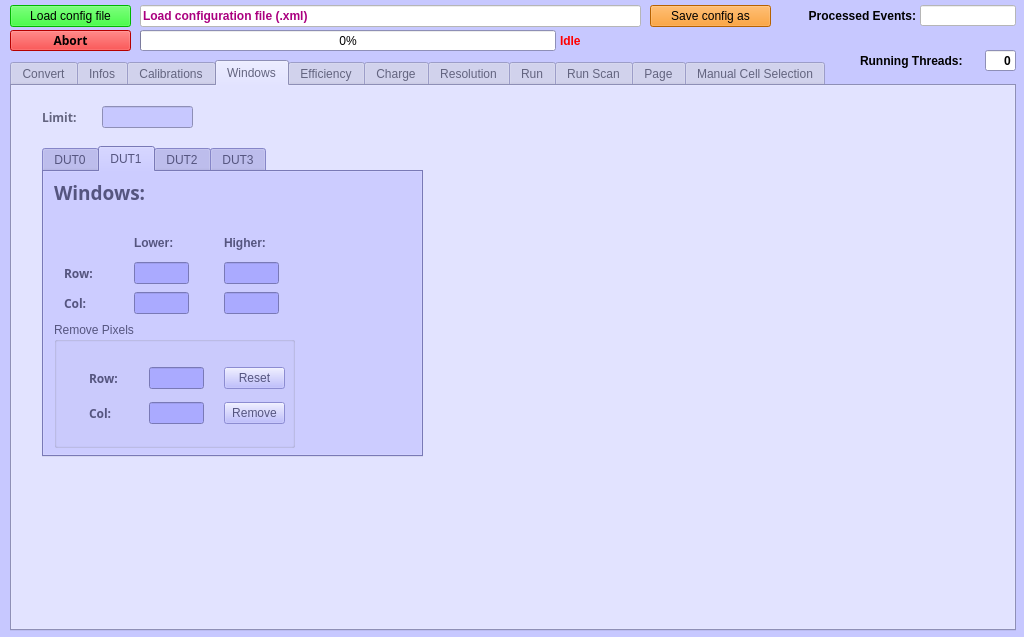
Old version of the form analyzerdlg.ui in the repository afrankenthal/Chewie.
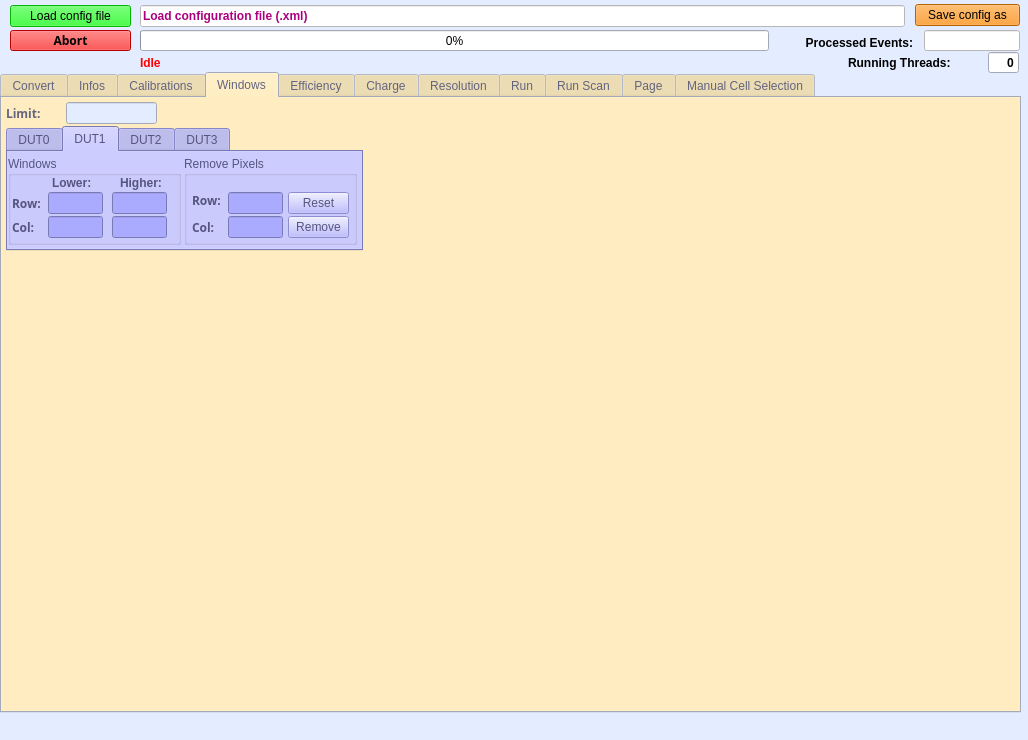
New version of the form. The open tabs and pages were chosen to show the change. Custom widgets are drawn as their Qt base class.

What changed in the file:
```diff
--- a/analyzerdlg.ui
+++ b/analyzerdlg.ui
@@ -9,8 +9,8 @@
    <rect>
     <x>0</x>
     <y>0</y>
-    <width>1024</width>
-    <height>637</height>
+    <width>1028</width>
+    <height>740</height>
    </rect>
   </property>
   <property name="sizeIncrement">
@@ -40,9 +40,9 @@
      <colorrole role="Button">
       <brush brushstyle="SolidPattern">
        <color alpha="255">
-        <red>199</red>
-        <green>200</green>
-        <blue>255</blue>
+        <red>255</red>
+        <green>227</green>
+        <blue>155</blue>
        </color>
       </brush>
      </colorrole>
@@ -121,8 +121,8 @@
      <colorrole role="Window">
       <brush brushstyle="SolidPattern">
        <color alpha="255">
-        <red>199</red>
-        <green>200</green>
+        <red>228</red>
+        <green>236</green>
         <blue>255</blue>
        </color>
       </brush>
@@ -177,9 +177,9 @@
      <colorrole role="Button">
       <brush brushstyle="SolidPattern">
        <color alpha="255">
-        <red>199</red>
-        <green>200</green>
-        <blue>255</blue>
+        <red>255</red>
+        <green>227</green>
+        <blue>155</blue>
        </color>
       </brush>
      </colorrole>
@@ -258,8 +258,8 @@
      <colorrole role="Window">
       <brush brushstyle="SolidPattern">
        <color alpha="255">
-        <red>199</red>
-        <green>200</green>
+        <red>228</red>
+        <green>236</green>
         <blue>255</blue>
        </color>
       </brush>
@@ -314,9 +314,9 @@
      <colorrole role="Button">
       <brush brushstyle="SolidPattern">
        <color alpha="255">
-        <red>199</red>
-        <green>200</green>
-        <blue>255</blue>
+        <red>255</red>
+        <green>227</green>
+        <blue>155</blue>
        </color>
       </brush>
      </colorrole>
@@ -386,8 +386,8 @@
      <colorrole role="Base">
       <brush brushstyle="SolidPattern">
        <color alpha="255">
-        <red>199</red>
-        <green>200</green>
+        <red>228</red>
+        <green>236</green>
         <blue>255</blue>
        </color>
       </brush>
@@ -395,8 +395,8 @@
      <colorrole role="Window">
       <brush brushstyle="SolidPattern">
        <color alpha="255">
-        <red>199</red>
-        <green>200</green>
+        <red>228</red>
+        <green>236</green>
         <blue>255</blue>
        </color>
       </brush>
@@ -452,12 +452,49 @@
    </property>
    <property name="geometry">
     <rect>
-     <x>10</x>
-     <y>60</y>
-     <width>1006</width>
-     <height>571</height>
+     <x>0</x>
+     <y>72</y>
+     <width>1021</width>
+     <height>641</height>
     </rect>
    </property>
+   <property name="palette">
+    <palette>
+     <active>
+      <colorrole role="Text">
+       <brush brushstyle="SolidPattern">
+        <color alpha="255">
+         <red>170</red>
+         <green>85</green>
+         <blue>0</blue>
+        </color>
+       </brush>
+      </colorrole>
+     </active>
+     <inactive>
+      <colorrole role="Text">
+       <brush brushstyle="SolidPattern">
+        <color alpha="255">
+         <red>170</red>
+         <green>85</green>
+         <blue>0</blue>
+        </color>
+       </brush>
+      </colorrole>
+     </inactive>
+     <disabled>
+      <colorrole role="Text">
+       <brush brushstyle="SolidPattern">
+        <color alpha="255">
+         <red>99</red>
+         <green>100</green>
+         <blue>127</blue>
+        </color>
+       </brush>
+      </colorrole>
+     </disabled>
+    </palette>
+   </property>
    <property name="currentIndex">
     <number>6</number>
    </property>
@@ -4794,8 +4831,8 @@
     <widget class="QLabel" name="limitWindowLB">
      <property name="geometry">
       <rect>
-       <x>30</x>
-       <y>20</y>
+       <x>4</x>
+       <y>4</y>
        <width>53</width>
        <height>22</height>
       </rect>
@@ -4803,6 +4840,7 @@
      <property name="font">
       <font>
        <family>Sans Serif</family>
+       <pointsize>9</pointsize>
        <weight>75</weight>
        <bold>true</bold>
       </font>
@@ -4814,20 +4852,25 @@
     <widget class="customLineEdit" name="maxWindowEventsLE">
      <property name="geometry">
       <rect>
-       <x>90</x>
-       <y>20</y>
+       <x>64</x>
+       <y>4</y>
        <width>91</width>
        <height>22</height>
       </rect>
      </property>
+     <property name="font">
+      <font>
+       <pointsize>9</pointsize>
+      </font>
+     </property>
     </widget>
     <widget class="QTabWidget" name="dutsPreAnalysisTW">
      <property name="geometry">
       <rect>
-       <x>30</x>
-       <y>60</y>
-       <width>381</width>
-       <height>311</height>
+       <x>4</x>
+       <y>28</y>
+       <width>357</width>
+       <height>125</height>
       </rect>
      </property>
      <property name="palette">
@@ -5245,6 +5288,11 @@
        </disabled>
       </palette>
      </property>
+     <property name="font">
+      <font>
+       <pointsize>9</pointsize>
+      </font>
+     </property>
      <property name="cursor">
       <cursorShape>ArrowCursor</cursorShape>
      </property>
@@ -5498,162 +5546,23 @@
       <attribute name="title">
        <string>DUT1</string>
       </attribute>
-      <widget class="QLabel" name="windowsDut1LB">
+      <widget class="QGroupBox" name="removePixelDUT0GB_2">
        <property name="geometry">
         <rect>
-         <x>10</x>
-         <y>10</y>
-         <width>111</width>
-         <height>21</height>
-        </rect>
-       </property>
-       <property name="font">
-        <font>
-         <family>Sans Serif</family>
-         <pointsize>14</pointsize>
-         <weight>75</weight>
-         <bold>true</bold>
-        </font>
-       </property>
-       <property name="text">
-        <string>Windows:</string>
-       </property>
-      </widget>
-      <widget class="QLabel" name="row1LB">
-       <property name="geometry">
-        <rect>
-         <x>20</x>
-         <y>90</y>
-         <width>36</width>
-         <height>22</height>
-        </rect>
-       </property>
-       <property name="font">
-        <font>
-         <family>Sans Serif</family>
-         <weight>75</weight>
-         <bold>true</bold>
-        </font>
-       </property>
-       <property name="text">
-        <string>Row:</string>
-       </property>
-      </widget>
-      <widget class="QLabel" name="col1LB">
-       <property name="geometry">
-        <rect>
-         <x>20</x>
-         <y>120</y>
-         <width>36</width>
-         <height>22</height>
-        </rect>
-       </property>
-       <property name="font">
-        <font>
-         <family>Sans Serif</family>
-         <weight>75</weight>
-         <bold>true</bold>
-        </font>
-       </property>
-       <property name="text">
-        <string>Col:</string>
-       </property>
-      </widget>
-      <widget class="customLineEdit" name="lowerRowDUT1LE">
-       <property name="geometry">
-        <rect>
-         <x>90</x>
-         <y>90</y>
-         <width>55</width>
-         <height>22</height>
-        </rect>
-       </property>
-      </widget>
-      <widget class="customLineEdit" name="higherRowDUT1LE">
-       <property name="geometry">
-        <rect>
-         <x>180</x>
-         <y>90</y>
-         <width>55</width>
-         <height>22</height>
-        </rect>
-       </property>
-      </widget>
-      <widget class="customLineEdit" name="lowerColDUT1LE">
-       <property name="geometry">
-        <rect>
-         <x>90</x>
-         <y>120</y>
-         <width>55</width>
-         <height>22</height>
-        </rect>
-       </property>
-      </widget>
-      <widget class="customLineEdit" name="higherColDUT1LE">
-       <property name="geometry">
-        <rect>
-         <x>180</x>
-         <y>120</y>
-         <width>55</width>
-         <height>22</height>
-        </rect>
-       </property>
-      </widget>
-      <widget class="QLabel" name="lowerEdge1LB">
-       <property name="geometry">
-        <rect>
-         <x>90</x>
-         <y>60</y>
-         <width>53</width>
-         <height>22</height>
-        </rect>
-       </property>
-       <property name="font">
-        <font>
-         <weight>75</weight>
-         <bold>true</bold>
-        </font>
-       </property>
-       <property name="text">
-        <string>Lower:</string>
-       </property>
-      </widget>
-      <widget class="QLabel" name="higherEdge1LB">
-       <property name="geometry">
-        <rect>
-         <x>180</x>
-         <y>60</y>
-         <width>53</width>
-         <height>22</height>
-        </rect>
-       </property>
-       <property name="font">
-        <font>
-         <weight>75</weight>
-         <bold>true</bold>
-        </font>
-       </property>
-       <property name="text">
-        <string>Higher:</string>
-       </property>
-      </widget>
-      <widget class="QGroupBox" name="removePixelDUT1GB">
-       <property name="geometry">
-        <rect>
-         <x>10</x>
-         <y>150</y>
-         <width>241</width>
-         <height>126</height>
+         <x>176</x>
+         <y>4</y>
+         <width>173</width>
+         <height>89</height>
         </rect>
        </property>
        <property name="title">
         <string>Remove Pixels</string>
        </property>
-       <widget class="QLabel" name="removeRowDUT1LB">
+       <widget class="QLabel" name="removeRowDUT0LB_2">
         <property name="geometry">
          <rect>
-          <x>35</x>
-          <y>45</y>
+          <x>8</x>
+          <y>33</y>
           <width>36</width>
           <height>22</height>
          </rect>
@@ -5672,18 +5581,18 @@
        <widget class="QLineEdit" name="removeRowDUT1LE">
         <property name="geometry">
          <rect>
-          <x>95</x>
-          <y>45</y>
+          <x>44</x>
+          <y>36</y>
           <width>55</width>
           <height>22</height>
          </rect>
         </property>
        </widget>
-       <widget class="QLabel" name="removeColDUT1LB">
+       <widget class="QLabel" name="removeColDUT0LB_2">
         <property name="geometry">
          <rect>
-          <x>35</x>
-          <y>80</y>
+          <x>8</x>
+          <y>60</y>
           <width>36</width>
           <height>22</height>
          </rect>
@@ -5702,8 +5611,8 @@
        <widget class="QLineEdit" name="removeColDUT1LE">
         <property name="geometry">
          <rect>
-          <x>95</x>
-          <y>80</y>
+          <x>44</x>
+          <y>60</y>
           <width>55</width>
           <height>22</height>
          </rect>
@@ -5712,8 +5621,8 @@
        <widget class="QPushButton" name="removePxlDUT1PB">
         <property name="geometry">
          <rect>
-          <x>170</x>
-          <y>80</y>
+          <x>104</x>
+          <y>60</y>
           <width>61</width>
           <height>22</height>
          </rect>
@@ -5725,8 +5634,8 @@
        <widget class="QPushButton" name="resetRemovedPxlsDUT1PB">
         <property name="geometry">
          <rect>
-          <x>170</x>
-          <y>45</y>
+          <x>104</x>
+          <y>36</y>
           <width>61</width>
           <height>22</height>
          </rect>
@@ -5736,6 +5645,137 @@
         </property>
        </widget>
       </widget>
+      <widget class="QGroupBox" name="groupBox_4">
+       <property name="geometry">
+        <rect>
+         <x>0</x>
+         <y>4</y>
+         <width>173</width>
+         <height>89</height>
+        </rect>
+       </property>
+       <property name="title">
+        <string>Windows</string>
+       </property>
+       <widget class="customLineEdit" name="higherColDUT1LE">
+        <property name="geometry">
+         <rect>
+          <x>104</x>
+          <y>60</y>
+          <width>55</width>
+          <height>22</height>
+         </rect>
+        </property>
+       </widget>
+       <widget class="QLabel" name="row0LB_2">
+        <property name="geometry">
+         <rect>
+          <x>4</x>
+          <y>36</y>
+          <width>36</width>
+          <height>22</height>
+         </rect>
+        </property>
+        <property name="font">
+         <font>
+          <family>Sans Serif</family>
+          <weight>75</weight>
+          <bold>true</bold>
+         </font>
+        </property>
+        <property name="text">
+         <string>Row:</string>
+        </property>
+       </widget>
+       <widget class="customLineEdit" name="lowerColDUT1LE">
+        <property name="geometry">
+         <rect>
+          <x>40</x>
+          <y>60</y>
+          <width>55</width>
+          <height>22</height>
+         </rect>
+        </property>
+       </widget>
+       <widget class="QLabel" name="col0LB_2">
+        <property name="geometry">
+         <rect>
+          <x>4</x>
+          <y>60</y>
+          <width>36</width>
+          <height>22</height>
+         </rect>
+        </property>
+        <property name="font">
+         <font>
+          <family>Sans Serif</family>
+          <weight>75</weight>
+          <bold>true</bold>
+         </font>
+        </property>
+        <property name="text">
+         <string>Col:</string>
+        </property>
+       </widget>
+       <widget class="customLineEdit" name="lowerRowDUT1LE">
+        <property name="geometry">
+         <rect>
+          <x>40</x>
+          <y>36</y>
+          <width>55</width>
+          <height>22</height>
+         </rect>
+        </property>
+       </widget>
+       <widget class="QLabel" name="higherEdge0LB_2">
+        <property name="geometry">
+         <rect>
+          <x>112</x>
+          <y>16</y>
+          <width>53</width>
+          <height>22</height>
+         </rect>
+        </property>
+        <property name="font">
+         <font>
+          <weight>75</weight>
+          <bold>true</bold>
+         </font>
+        </property>
+        <property name="text">
+         <string>Higher:</string>
+        </property>
+       </widget>
+       <widget class="QLabel" name="lowerEdge0LB_2">
+        <property name="geometry">
+         <rect>
+          <x>44</x>
+          <y>16</y>
+          <width>53</width>
+          <height>22</height>
+         </rect>
+        </property>
+        <property name="font">
+         <font>
+          <weight>75</weight>
+          <bold>true</bold>
+         </font>
+        </property>
+        <property name="text">
+         <string>Lower:</string>
+        </property>
+       </widget>
+       <widget class="customLineEdit" name="higherRowDUT1LE">
+        <property name="geometry">
+         <rect>
+          <x>104</x>
+          <y>36</y>
+          <width>55</width>
+          <height>22</height>
+         </rect>
+        </property>
+       </widget>
+      </widget>
      </widget>
      <widget class="QWidget" name="tab_8">
       <attribute name="title">
@@ -13978,7 +14018,7 @@
     <rect>
      <x>140</x>
      <y>30</y>
-     <width>416</width>
+     <width>629</width>
      <height>21</height>
     </rect>
    </property>
@@ -14875,7 +14915,7 @@
     <rect>
      <x>140</x>
      <y>5</y>
-     <width>501</width>
+     <width>765</width>
      <height>22</height>
     </rect>
    </property>
@@ -15054,9 +15094,9 @@
   <widget class="QPushButton" name="saveConfigurationFile">
    <property name="geometry">
     <rect>
-     <x>650</x>
-     <y>5</y>
-     <width>121</width>
+     <x>915</x>
+     <y>4</y>
+     <width>105</width>
      <height>22</height>
     </rect>
    </property>
@@ -15503,9 +15543,9 @@
    </property>
    <property name="geometry">
     <rect>
-     <x>860</x>
-     <y>50</y>
-     <width>121</width>
+     <x>848</x>
+     <y>52</y>
+     <width>133</width>
      <height>21</height>
     </rect>
    </property>
@@ -15522,8 +15562,8 @@
   <widget class="QLineEdit" name="runningThreadsLE">
    <property name="geometry">
     <rect>
-     <x>985</x>
-     <y>50</y>
+     <x>988</x>
+     <y>52</y>
      <width>31</width>
      <height>21</height>
     </rect>
@@ -15550,9 +15590,9 @@
    </property>
    <property name="geometry">
     <rect>
-     <x>790</x>
-     <y>5</y>
-     <width>126</width>
+     <x>776</x>
+     <y>32</y>
+     <width>137</width>
      <height>21</height>
     </rect>
    </property>
@@ -15572,8 +15612,8 @@
   <widget class="QLineEdit" name="processedEventsLE">
    <property name="geometry">
     <rect>
-     <x>920</x>
-     <y>5</y>
+     <x>924</x>
+     <y>30</y>
      <width>96</width>
      <height>21</height>
     </rect>
@@ -15783,9 +15823,9 @@
   <widget class="QLabel" name="activityLB">
    <property name="geometry">
     <rect>
-     <x>560</x>
-     <y>30</y>
-     <width>231</width>
+     <x>140</x>
+     <y>52</y>
+     <width>689</width>
      <height>21</height>
     </rect>
    </property>
```
Left out of the diff: 6451 changed lines with no effect on the pictures. Lines whose indentation alone changed are shown as unchanged.
